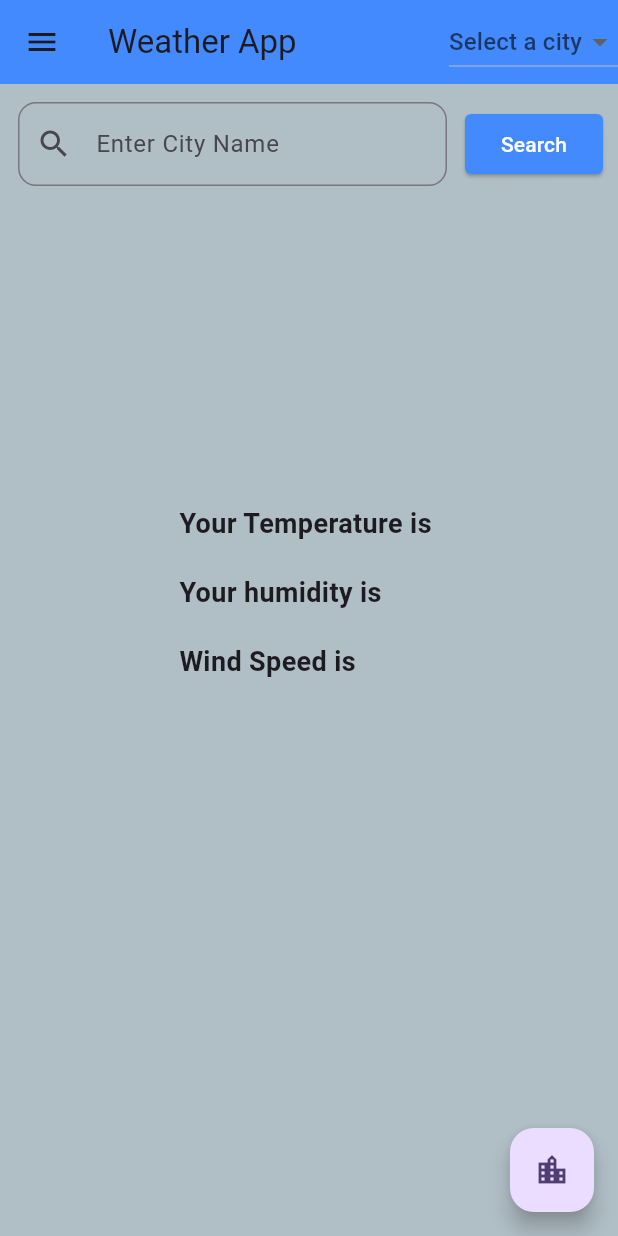
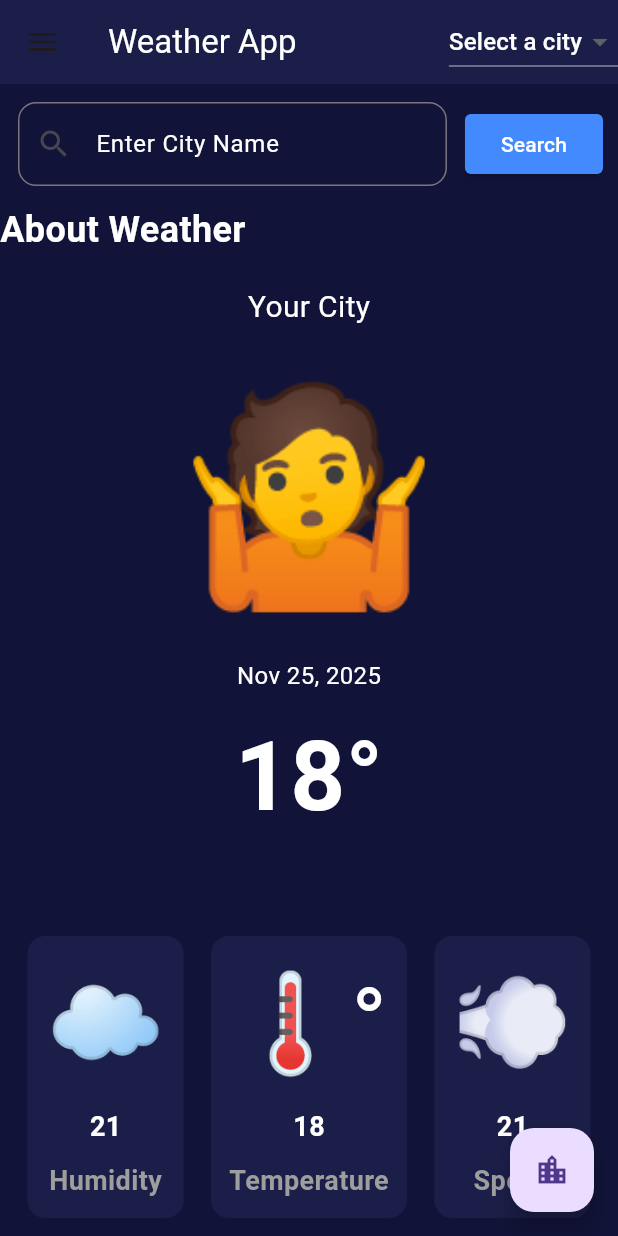
Before and after one commit to prabesh605/weather_app_broadway, a Flutter app: the screen it shows after launch, on a phone screen of 412 x 824 dp. Run offline on Flutter 3.47's test engine with Material 3 defaults, Android fonts, the phone set to English and light mode, and no system bars; our stand-ins replace geolocator.

Commit message:
worked on ui

```diff
--- a/lib/main.dart
+++ b/lib/main.dart
@@ -14,9 +14,7 @@ class MyApp extends StatelessWidget {
     return MaterialApp(
       debugShowCheckedModeBanner: false,
       title: 'Flutter',
-      theme: ThemeData(
-        colorScheme: ColorScheme.fromSeed(seedColor: Colors.deepPurple),
-      ),
+      theme: ThemeData.light(),
       home: WeatherScreen(),
     );
   }
--- a/lib/weather_screen.dart
+++ b/lib/weather_screen.dart
@@ -5,6 +5,7 @@ import 'package:http/http.dart' as http;
 import 'package:weather_app/service.dart';
 import 'package:weather_app/weather_model.dart';
 import 'package:geolocator/geolocator.dart';
+import 'package:intl/intl.dart';
 
 class WeatherScreen extends StatefulWidget {
   const WeatherScreen({super.key});
@@ -15,13 +16,16 @@ class WeatherScreen extends StatefulWidget {
 
 class _WeatherScreenState extends State<WeatherScreen> {
   String cityName = "Kathmandu";
-  String temperature = "";
+  String temperature = "18";
 
-  String humidity = "";
-  String speed = '';
+  String humidity = "21";
+  String speed = '21';
   int codition = 0;
-  String iconValue = '';
+  String iconValue = '🤷';
   String myMessage = "";
+  String locationName = "Your City";
+  final now = DateTime.now();
+  DateFormat dateFormat = DateFormat('MMM d, yyy');
   final searchController = TextEditingController();
   WeatherService weatherService = WeatherService();
   String? selectedCity;
@@ -58,29 +62,55 @@ class _WeatherScreenState extends State<WeatherScreen> {
   //               },
   //             ),
 
+  // Future<Position> getCurrentLocation() async {
+  //   // LocationPermission permission;
+  //   await Geolocator.checkPermission();
+  //   await Geolocator.requestPermission();
+
+  //   // permission =
+  //   // await Geolocator.requestPermission();
+
+  //   Position position = await Geolocator.getCurrentPosition(
+  //     desiredAccuracy: LocationAccuracy.low,
+  //   );
+  //   return position;
+  //   // print(position.latitude);
+  //   // print(position.longitude);
+  // }
+
   Future<Position> getCurrentLocation() async {
-    // LocationPermission permission;
-    await Geolocator.checkPermission();
-    await Geolocator.requestPermission();
+    bool serviceEnabled;
+    LocationPermission permission;
 
-    // permission =
-    // await Geolocator.requestPermission();
+    serviceEnabled = await Geolocator.isLocationServiceEnabled();
+    if (!serviceEnabled) {
+      return Future.error('Location services are disabled.');
+    }
 
-    Position position = await Geolocator.getCurrentPosition(
-      desiredAccuracy: LocationAccuracy.low,
-    );
-    return position;
-    // print(position.latitude);
-    // print(position.longitude);
+    permission = await Geolocator.checkPermission();
+    if (permission == LocationPermission.denied) {
+      permission = await Geolocator.requestPermission();
+      if (permission == LocationPermission.denied) {
+        return Future.error('Location permissions are denied');
+      }
+    }
+
+    if (permission == LocationPermission.deniedForever) {
+      return Future.error(
+        'Location permissions are permanently denied, we cannot request permissions.',
+      );
+    }
+
+    return await Geolocator.getCurrentPosition();
   }
 
   @override
   Widget build(BuildContext context) {
     return Scaffold(
-      backgroundColor: Colors.blueGrey[200],
+      backgroundColor: Color(0xFF111438),
       appBar: AppBar(
-        backgroundColor: Colors.blueAccent,
-        title: Text("Weather App"),
+        backgroundColor: Color(0xff1B1E48),
+        title: Text("Weather App", style: TextStyle(color: Colors.white)),
         actions: [
           DropdownButton<String>(
             items: popularCities.map((a) {
@@ -92,7 +122,7 @@ class _WeatherScreenState extends State<WeatherScreen> {
             //   DropdownMenuItem(child: Text("China"), value: "China"),
             //   DropdownMenuItem(child: Text("India"), value: "India"),
             // ],
-            hint: Text("Select a city"),
+            hint: Text("Select a city", style: TextStyle(color: Colors.white)),
             onChanged: (value) async {
               print(value);
               selectedCity = value.toString();
@@ -101,6 +131,7 @@ class _WeatherScreenState extends State<WeatherScreen> {
               final iconData = weatherService.getWeatherIcon(data.cod);
               final message = weatherService.getMessage(data.main.temp.toInt());
               setState(() {
+                locationName = data.name;
                 temperature = data.main.temp.toString();
                 humidity = data.main.humidity.toString();
                 speed = data.wind.speed.toString();
@@ -123,10 +154,16 @@ class _WeatherScreenState extends State<WeatherScreen> {
             lat,
             lon,
           );
+          final iconData = weatherService.getWeatherIcon(data.cod);
+          final message = weatherService.getMessage(data.main.temp.toInt());
+
           setState(() {
+            locationName = data.name;
             temperature = data.main.temp.toString();
             humidity = data.main.humidity.toString();
             speed = data.wind.speed.toString();
+            myMessage = message;
+            iconValue = iconData;
           });
         },
         child: Icon(Icons.location_city),
@@ -134,6 +171,7 @@ class _WeatherScreenState extends State<WeatherScreen> {
       drawer: Drawer(child: DrawerHeader(child: Text("This is drawer"))),
       body: Column(
         mainAxisAlignment: MainAxisAlignment.start,
+        crossAxisAlignment: CrossAxisAlignment.start,
         children: [
           Row(
             children: [
@@ -141,8 +179,10 @@ class _WeatherScreenState extends State<WeatherScreen> {
                 child: Padding(
                   padding: const EdgeInsets.all(12.0),
                   child: TextField(
+                    style: TextStyle(color: Colors.white),
                     controller: searchController,
                     decoration: InputDecoration(
+                      labelStyle: TextStyle(color: Colors.white),
                       prefixIcon: Icon(Icons.search),
                       labelText: "Enter City Name",
                       border: OutlineInputBorder(
@@ -159,39 +199,162 @@ class _WeatherScreenState extends State<WeatherScreen> {
                     borderRadius: BorderRadius.circular(4),
                   ),
                 ),
-                onPressed: () {
-                  weatherService.fetchWeather(searchController.text);
+                onPressed: () async {
+                  final Weather data = await weatherService.fetchWeather(
+                    searchController.text,
+                  );
+                  final iconData = weatherService.getWeatherIcon(data.cod);
+                  final message = weatherService.getMessage(
+                    data.main.temp.toInt(),
+                  );
+                  setState(() {
+                    locationName = data.name;
+                    temperature = data.main.temp.toString();
+                    humidity = data.main.humidity.toString();
+                    speed = data.wind.speed.toString();
+                    myMessage = message;
+                    iconValue = iconData;
+                  });
                 },
                 child: Text("Search", style: TextStyle(color: Colors.white)),
               ),
               SizedBox(width: 10),
             ],
           ),
-
+          Text(
+            "About Weather",
+            style: TextStyle(
+              fontWeight: FontWeight.bold,
+              fontSize: 24,
+              color: Colors.white,
+            ),
+          ),
+          SizedBox(height: 20),
           Column(
-            // mainAxisAlignment: MainAxisAlignment.center,
+            mainAxisAlignment: MainAxisAlignment.center,
             crossAxisAlignment: CrossAxisAlignment.start,
             children: [
               // Spacer(),
-              SizedBox(height: 200),
-              Text(
-                "Your Temperature is $temperature",
-                style: TextStyle(fontWeight: FontWeight.bold, fontSize: 18),
+              Align(
+                alignment: Alignment.center,
+                child: Text(
+                  locationName,
+                  style: TextStyle(fontSize: 20, color: Colors.white),
+                ),
               ),
-              SizedBox(height: 20),
-              Text(
-                "Your humidity is $humidity",
-                style: TextStyle(fontWeight: FontWeight.bold, fontSize: 18),
+              SizedBox(height: 10),
+              Align(
+                alignment: Alignment.center,
+                child: Text(
+                  iconValue,
+                  style: TextStyle(fontSize: 140, color: Colors.white),
+                ),
               ),
-              SizedBox(height: 20),
-              Text(
-                "Wind Speed is $speed",
-                style: TextStyle(fontWeight: FontWeight.bold, fontSize: 18),
+              SizedBox(height: 10),
+              Align(
+                alignment: Alignment.center,
+                child: Text(
+                  dateFormat.format(now),
+                  style: TextStyle(fontSize: 16, color: Colors.white),
+                ),
               ),
-              Text(iconValue, style: TextStyle(fontSize: 100)),
-              Text(myMessage, style: TextStyle(fontSize: 40)),
-              SizedBox(height: 20),
+              SizedBox(height: 10),
+              // SizedBox(height: 200),
+              Align(
+                alignment: Alignment.center,
+                child: Text(
+                  "$temperature°",
+                  style: TextStyle(
+                    fontWeight: FontWeight.bold,
+                    fontSize: 64,
+                    color: Colors.white,
+                  ),
+                ),
+              ),
+              SizedBox(height: 60),
+              Row(
+                mainAxisAlignment: MainAxisAlignment.spaceEvenly,
+                children: [
+                  CustomContainerWidget(
+                    value: humidity,
+                    iconSymbol: '☁',
+                    title: 'Humidity',
+                  ),
+                  CustomContainerWidget(
+                    value: temperature,
+                    iconSymbol: '🌡️°',
+                    title: 'Temperature',
+                  ),
+                  CustomContainerWidget(
+                    value: speed,
+                    iconSymbol: '💨',
+                    title: 'Speed',
+                  ),
+                ],
+              ),
+              // SizedBox(height: 20),
+              // Text(
+              //   "Wind Speed is $speed",
+              //   style: TextStyle(
+              //     fontWeight: FontWeight.bold,
+              //     fontSize: 18,
+              //     color: Colors.white,
+              //   ),
+              // ),
+
+              // Text(
+              //   myMessage,
+              //   style: TextStyle(fontSize: 40, color: Colors.white),
+              // ),
+              // SizedBox(height: 20),
             ],
+          ),
+        ],
+      ),
+    );
+  }
+}
+
+class CustomContainerWidget extends StatelessWidget {
+  const CustomContainerWidget({
+    super.key,
+    required this.value,
+    required this.iconSymbol,
+    required this.title,
+  });
+
+  final String value;
+  final String iconSymbol;
+  final String title;
+
+  @override
+  Widget build(BuildContext context) {
+    return Container(
+      padding: EdgeInsets.all(12),
+      decoration: BoxDecoration(
+        color: Color(0xff1B1E48),
+        borderRadius: BorderRadius.circular(12),
+      ),
+      child: Column(
+        children: [
+          Text(iconSymbol, style: TextStyle(color: Colors.white, fontSize: 64)),
+          SizedBox(height: 10),
+          Text(
+            value,
+            style: TextStyle(
+              fontWeight: FontWeight.bold,
+              fontSize: 18,
+              color: Colors.white,
+            ),
+          ),
+          SizedBox(height: 10),
+          Text(
+            title,
+            style: TextStyle(
+              fontWeight: FontWeight.bold,
+              fontSize: 18,
+              color: Colors.grey,
+            ),
           ),
         ],
       ),
--- a/pubspec.yaml
+++ b/pubspec.yaml
@@ -36,6 +36,7 @@ dependencies:
   cupertino_icons: ^1.0.8
   http: ^1.6.0
   geolocator: ^14.0.2
+  intl: ^0.20.2
 
 dev_dependencies:
   flutter_test:
```
Also changed, not shown: pubspec.lock.
